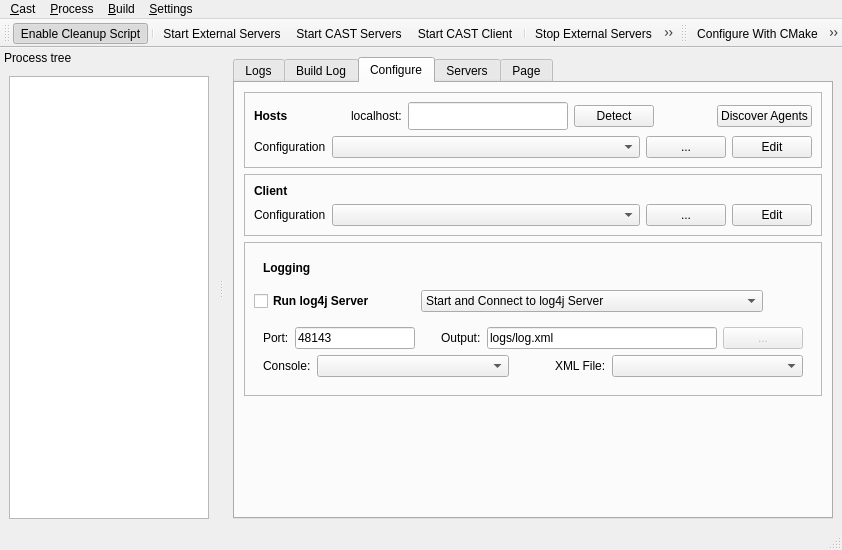
Qt form tools/castctrl/branches/feat-serverconfig/qtui/mainwindow.ui (marc-hanheide/cogx) before a commit.
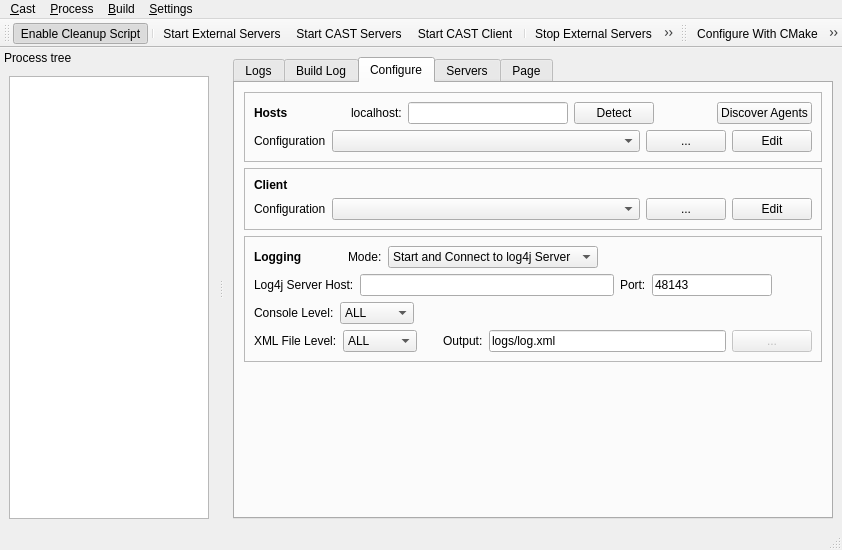
The same form after that commit. Icons and pictures are not drawn.

Commit message: log4j server can be started on a remote castagent from castctrl

The edit to the form file:
```diff
--- a/tools/castctrl/branches/feat-serverconfig/qtui/mainwindow.ui
+++ b/tools/castctrl/branches/feat-serverconfig/qtui/mainwindow.ui
@@ -204,9 +204,15 @@
           <attribute name="title">
            <string>Configure</string>
           </attribute>
-          <layout class="QVBoxLayout" name="verticalLayout_2">
+          <layout class="QVBoxLayout" name="verticalLayout_3">
            <item>
             <widget class="QFrame" name="frame_4">
+             <property name="sizePolicy">
+              <sizepolicy hsizetype="Minimum" vsizetype="Preferred">
+               <horstretch>0</horstretch>
+               <verstretch>0</verstretch>
+              </sizepolicy>
+             </property>
              <property name="frameShape">
               <enum>QFrame::StyledPanel</enum>
              </property>
@@ -236,7 +242,7 @@
                   </property>
                   <property name="sizeHint" stdset="0">
                    <size>
-                    <width>40</width>
+                    <width>20</width>
                     <height>20</height>
                    </size>
                   </property>
@@ -252,7 +258,7 @@
                 <item>
                  <widget class="QLineEdit" name="txtLocalHost">
                   <property name="sizePolicy">
-                   <sizepolicy hsizetype="Fixed" vsizetype="Fixed">
+                   <sizepolicy hsizetype="Fixed" vsizetype="Preferred">
                     <horstretch>0</horstretch>
                     <verstretch>0</verstretch>
                    </sizepolicy>
@@ -260,7 +266,7 @@
                   <property name="minimumSize">
                    <size>
                     <width>160</width>
-                    <height>28</height>
+                    <height>0</height>
                    </size>
                   </property>
                   <property name="text">
@@ -273,6 +279,12 @@
                 </item>
                 <item>
                  <widget class="QPushButton" name="btDetectLocalHost">
+                  <property name="sizePolicy">
+                   <sizepolicy hsizetype="Minimum" vsizetype="Preferred">
+                    <horstretch>0</horstretch>
+                    <verstretch>0</verstretch>
+                   </sizepolicy>
+                  </property>
                   <property name="toolTip">
                    <string>Detect the address of the local machine.</string>
                   </property>
@@ -288,7 +300,7 @@
                   </property>
                   <property name="sizeHint" stdset="0">
                    <size>
-                    <width>40</width>
+                    <width>20</width>
                     <height>20</height>
                    </size>
                   </property>
@@ -296,6 +308,12 @@
                 </item>
                 <item>
                  <widget class="QPushButton" name="btDiscoverRemote">
+                  <property name="sizePolicy">
+                   <sizepolicy hsizetype="Minimum" vsizetype="Preferred">
+                    <horstretch>0</horstretch>
+                    <verstretch>0</verstretch>
+                   </sizepolicy>
+                  </property>
                   <property name="toolTip">
                    <string>Discover CASTControl Agents on remote machines. See the Logs for results.</string>
                   </property>
@@ -318,7 +336,7 @@
                 <item>
                  <widget class="QComboBox" name="hostConfigCmbx">
                   <property name="sizePolicy">
-                   <sizepolicy hsizetype="Expanding" vsizetype="Fixed">
+                   <sizepolicy hsizetype="Expanding" vsizetype="Preferred">
                     <horstretch>4</horstretch>
                     <verstretch>0</verstretch>
                    </sizepolicy>
@@ -336,6 +354,12 @@
                 </item>
                 <item>
                  <widget class="QPushButton" name="btBrowseHostFile">
+                  <property name="sizePolicy">
+                   <sizepolicy hsizetype="Minimum" vsizetype="Preferred">
+                    <horstretch>0</horstretch>
+                    <verstretch>0</verstretch>
+                   </sizepolicy>
+                  </property>
                   <property name="text">
                    <string>...</string>
                   </property>
@@ -343,6 +367,12 @@
                 </item>
                 <item>
                  <widget class="QPushButton" name="btEditHostConfig">
+                  <property name="sizePolicy">
+                   <sizepolicy hsizetype="Minimum" vsizetype="Preferred">
+                    <horstretch>0</horstretch>
+                    <verstretch>0</verstretch>
+                   </sizepolicy>
+                  </property>
                   <property name="text">
                    <string>Edit</string>
                   </property>
@@ -355,6 +385,12 @@
            </item>
            <item>
             <widget class="QFrame" name="frame_11">
+             <property name="sizePolicy">
+              <sizepolicy hsizetype="Minimum" vsizetype="Preferred">
+               <horstretch>0</horstretch>
+               <verstretch>0</verstretch>
+              </sizepolicy>
+             </property>
              <property name="frameShape">
               <enum>QFrame::StyledPanel</enum>
              </property>
@@ -387,7 +423,7 @@
                 <item>
                  <widget class="QComboBox" name="clientConfigCmbx">
                   <property name="sizePolicy">
-                   <sizepolicy hsizetype="Expanding" vsizetype="Fixed">
+                   <sizepolicy hsizetype="Expanding" vsizetype="Preferred">
                     <horstretch>4</horstretch>
                     <verstretch>0</verstretch>
                    </sizepolicy>
@@ -405,6 +441,12 @@
                 </item>
                 <item>
                  <widget class="QPushButton" name="btBrowseCastFile">
+                  <property name="sizePolicy">
+                   <sizepolicy hsizetype="Minimum" vsizetype="Preferred">
+                    <horstretch>0</horstretch>
+                    <verstretch>0</verstretch>
+                   </sizepolicy>
+                  </property>
                   <property name="text">
                    <string>...</string>
                   </property>
@@ -412,6 +454,12 @@
                 </item>
                 <item>
                  <widget class="QPushButton" name="btEditClientConfig">
+                  <property name="sizePolicy">
+                   <sizepolicy hsizetype="Minimum" vsizetype="Preferred">
+                    <horstretch>0</horstretch>
+                    <verstretch>0</verstretch>
+                   </sizepolicy>
+                  </property>
                   <property name="text">
                    <string>Edit</string>
                   </property>
@@ -424,6 +472,12 @@
            </item>
            <item>
             <widget class="QFrame" name="frame_8">
+             <property name="sizePolicy">
+              <sizepolicy hsizetype="Minimum" vsizetype="Minimum">
+               <horstretch>0</horstretch>
+               <verstretch>0</verstretch>
+              </sizepolicy>
+             </property>
              <property name="minimumSize">
               <size>
                <width>0</width>
@@ -436,16 +490,9 @@
              <property name="frameShadow">
               <enum>QFrame::Raised</enum>
              </property>
-             <layout class="QVBoxLayout" name="verticalLayout_13">
+             <layout class="QVBoxLayout" name="verticalLayout_2">
               <item>
-               <widget class="QWidget" name="widget_7" native="true">
-                <property name="sizePolicy">
-                 <sizepolicy hsizetype="Preferred" vsizetype="Minimum">
-                  <horstretch>0</horstretch>
-                  <verstretch>0</verstretch>
-                 </sizepolicy>
-                </property>
-                <layout class="QVBoxLayout" name="verticalLayout_22">
+               <layout class="QHBoxLayout" name="horizontalLayout_4">
                  <item>
                   <widget class="QLabel" name="label_19">
                    <property name="font">
@@ -459,45 +506,14 @@
                    </property>
                   </widget>
                  </item>
-                </layout>
-               </widget>
-              </item>
               <item>
-               <widget class="QWidget" name="widget_2" native="true">
-                <layout class="QHBoxLayout" name="horizontalLayout_22">
-                 <property name="leftMargin">
-                  <number>0</number>
-                 </property>
-                 <property name="topMargin">
-                  <number>0</number>
-                 </property>
-                 <property name="bottomMargin">
-                  <number>0</number>
-                 </property>
-                 <item>
-                  <widget class="QCheckBox" name="ckRunLog4jServer">
-                   <property name="font">
-                    <font>
-                     <weight>75</weight>
-                     <bold>true</bold>
-                    </font>
-                   </property>
-                   <property name="toolTip">
-                    <string>Run log4j.SimpleSocketServer with External Servers</string>
-                   </property>
-                   <property name="text">
-                    <string>Run log4j Server</string>
-                   </property>
-                   <property name="checked">
-                    <bool>false</bool>
-                   </property>
-                  </widget>
-                 </item>
-                 <item>
-                  <spacer name="horizontalSpacer_23">
+                 <spacer name="horizontalSpacer_5">
                    <property name="orientation">
                     <enum>Qt::Horizontal</enum>
                    </property>
+                  <property name="sizeType">
+                   <enum>QSizePolicy::Fixed</enum>
+                  </property>
                    <property name="sizeHint" stdset="0">
                     <size>
                      <width>40</width>
@@ -507,10 +523,17 @@
                   </spacer>
                  </item>
                  <item>
-                  <widget class="QComboBox" name="comboBox">
+                 <widget class="QLabel" name="label_9">
+                  <property name="text">
+                   <string>Mode:</string>
+                  </property>
+                 </widget>
+                </item>
+                <item>
+                 <widget class="QComboBox" name="cbLog4jMode">
                    <property name="sizePolicy">
-                    <sizepolicy hsizetype="Expanding" vsizetype="Preferred">
-                     <horstretch>1</horstretch>
+                   <sizepolicy hsizetype="Preferred" vsizetype="Preferred">
+                    <horstretch>0</horstretch>
                      <verstretch>0</verstretch>
                     </sizepolicy>
                    </property>
@@ -532,32 +555,45 @@
                   </widget>
                  </item>
                  <item>
-                  <spacer name="horizontalSpacer_16">
+                 <spacer name="horizontalSpacer_4">
                    <property name="orientation">
                     <enum>Qt::Horizontal</enum>
                    </property>
                    <property name="sizeHint" stdset="0">
                     <size>
-                     <width>40</width>
+                    <width>20</width>
                      <height>20</height>
                     </size>
                    </property>
                   </spacer>
                  </item>
                 </layout>
-               </widget>
               </item>
-              <item>
-               <widget class="QWidget" name="log4jConfigPanel" native="true">
-                <property name="minimumSize">
-                 <size>
-                  <width>0</width>
-                  <height>0</height>
-                 </size>
-                </property>
-                <layout class="QVBoxLayout" name="verticalLayout_16">
                  <item>
                   <layout class="QHBoxLayout" name="horizontalLayout_17">
+                <item>
+                 <widget class="QLabel" name="label">
+                  <property name="font">
+                   <font>
+                    <weight>50</weight>
+                    <bold>false</bold>
+                   </font>
+                  </property>
+                  <property name="text">
+                   <string>Log4j Server Host:</string>
+                  </property>
+                 </widget>
+                </item>
+                <item>
+                 <widget class="QLineEdit" name="edLog4jServerHost">
+                  <property name="sizePolicy">
+                   <sizepolicy hsizetype="Expanding" vsizetype="Preferred">
+                    <horstretch>2</horstretch>
+                    <verstretch>0</verstretch>
+                   </sizepolicy>
+                  </property>
+                 </widget>
+                </item>
                    <item>
                     <widget class="QLabel" name="label_7">
                      <property name="text">
@@ -566,7 +602,13 @@
                     </widget>
                    </item>
                    <item>
-                    <widget class="QLineEdit" name="edLo4jServerPort">
+                 <widget class="QLineEdit" name="edLog4jServerPort">
+                  <property name="sizePolicy">
+                   <sizepolicy hsizetype="Expanding" vsizetype="Preferred">
+                    <horstretch>1</horstretch>
+                    <verstretch>0</verstretch>
+                   </sizepolicy>
+                  </property>
                      <property name="minimumSize">
                       <size>
                        <width>0</width>
@@ -592,44 +634,14 @@
                      <property name="orientation">
                       <enum>Qt::Horizontal</enum>
                      </property>
-                     <property name="sizeType">
-                      <enum>QSizePolicy::Fixed</enum>
-                     </property>
                      <property name="sizeHint" stdset="0">
                       <size>
-                       <width>20</width>
+                    <width>40</width>
                        <height>20</height>
                       </size>
                      </property>
                     </spacer>
                    </item>
-                   <item>
-                    <widget class="QLabel" name="label_11">
-                     <property name="text">
-                      <string>Output:</string>
-                     </property>
-                    </widget>
-                   </item>
-                   <item>
-                    <widget class="QLineEdit" name="edLog4jOutfile">
-                     <property name="text">
-                      <string>logs/log.xml</string>
-                     </property>
-                     <property name="maxLength">
-                      <number>256</number>
-                     </property>
-                    </widget>
-                   </item>
-                   <item>
-                    <widget class="QPushButton" name="btBrowseLog4jOutfile">
-                     <property name="enabled">
-                      <bool>false</bool>
-                     </property>
-                     <property name="text">
-                      <string>...</string>
-                     </property>
-                    </widget>
-                   </item>
                   </layout>
                  </item>
                  <item>
@@ -637,14 +649,14 @@
                    <item>
                     <widget class="QLabel" name="label_12">
                      <property name="text">
-                      <string>Console:</string>
+                   <string>Console Level:</string>
                      </property>
                     </widget>
                    </item>
                    <item>
                     <widget class="QComboBox" name="log4jConsoleLevelCmbx">
                      <property name="sizePolicy">
-                      <sizepolicy hsizetype="Expanding" vsizetype="Fixed">
+                   <sizepolicy hsizetype="Preferred" vsizetype="Preferred">
                        <horstretch>0</horstretch>
                        <verstretch>0</verstretch>
                       </sizepolicy>
@@ -658,6 +670,46 @@
                      <property name="statusTip">
                       <string>Player configuration file</string>
                      </property>
+                  <item>
+                   <property name="text">
+                    <string>ALL</string>
+                   </property>
+                  </item>
+                  <item>
+                   <property name="text">
+                    <string>TRACE</string>
+                   </property>
+                  </item>
+                  <item>
+                   <property name="text">
+                    <string>DEBUG</string>
+                   </property>
+                  </item>
+                  <item>
+                   <property name="text">
+                    <string>INFO</string>
+                   </property>
+                  </item>
+                  <item>
+                   <property name="text">
+                    <string>WARN</string>
+                   </property>
+                  </item>
+                  <item>
+                   <property name="text">
+                    <string>ERROR</string>
+                   </property>
+                  </item>
+                  <item>
+                   <property name="text">
+                    <string>FATAL</string>
+                   </property>
+                  </item>
+                  <item>
+                   <property name="text">
+                    <string>OFF</string>
+                   </property>
+                  </item>
                     </widget>
                    </item>
                    <item>
@@ -666,37 +718,136 @@
                       <enum>Qt::Horizontal</enum>
                      </property>
                      <property name="sizeType">
-                      <enum>QSizePolicy::Fixed</enum>
+                   <enum>QSizePolicy::Expanding</enum>
                      </property>
                      <property name="sizeHint" stdset="0">
                       <size>
-                       <width>40</width>
+                    <width>20</width>
                        <height>20</height>
                       </size>
                      </property>
                     </spacer>
                    </item>
+               </layout>
+              </item>
+              <item>
+               <layout class="QHBoxLayout" name="horizontalLayout_3">
                    <item>
                     <widget class="QLabel" name="label_16">
+                  <property name="sizePolicy">
+                   <sizepolicy hsizetype="Minimum" vsizetype="Preferred">
+                    <horstretch>0</horstretch>
+                    <verstretch>0</verstretch>
+                   </sizepolicy>
+                  </property>
                      <property name="text">
-                      <string>XML File:</string>
+                   <string>XML File Level:</string>
                      </property>
                     </widget>
                    </item>
                    <item>
                     <widget class="QComboBox" name="log4jFileLevelCmbx">
                      <property name="sizePolicy">
-                      <sizepolicy hsizetype="Expanding" vsizetype="Fixed">
+                   <sizepolicy hsizetype="Preferred" vsizetype="Preferred">
                        <horstretch>0</horstretch>
                        <verstretch>0</verstretch>
                       </sizepolicy>
                      </property>
-                    </widget>
-                   </item>
-                  </layout>
-                 </item>
-                </layout>
-               </widget>
+                  <item>
+                   <property name="text">
+                    <string>ALL</string>
+                   </property>
+                  </item>
+                  <item>
+                   <property name="text">
+                    <string>TRACE</string>
+                   </property>
+                  </item>
+                  <item>
+                   <property name="text">
+                    <string>DEBUG</string>
+                   </property>
+                  </item>
+                  <item>
+                   <property name="text">
+                    <string>INFO</string>
+                   </property>
+                  </item>
+                  <item>
+                   <property name="text">
+                    <string>WARN</string>
+                   </property>
+                  </item>
+                  <item>
+                   <property name="text">
+                    <string>ERROR</string>
+                   </property>
+                  </item>
+                  <item>
+                   <property name="text">
+                    <string>FATAL</string>
+                   </property>
+                  </item>
+                  <item>
+                   <property name="text">
+                    <string>OFF</string>
+                   </property>
+                  </item>
+                 </widget>
+                </item>
+                <item>
+                 <spacer name="horizontalSpacer_2">
+                  <property name="orientation">
+                   <enum>Qt::Horizontal</enum>
+                  </property>
+                  <property name="sizeHint" stdset="0">
+                   <size>
+                    <width>20</width>
+                    <height>20</height>
+                   </size>
+                  </property>
+                 </spacer>
+                </item>
+                <item>
+                 <widget class="QLabel" name="label_11">
+                  <property name="text">
+                   <string>Output:</string>
+                  </property>
+                 </widget>
+                </item>
+                <item>
+                 <widget class="QLineEdit" name="edLog4jOutfile">
+                  <property name="sizePolicy">
+                   <sizepolicy hsizetype="Expanding" vsizetype="Preferred">
+                    <horstretch>1</horstretch>
+                    <verstretch>0</verstretch>
+                   </sizepolicy>
+                  </property>
+                  <property name="text">
+                   <string>logs/log.xml</string>
+                  </property>
+                  <property name="maxLength">
+                   <number>256</number>
+                  </property>
+                 </widget>
+                </item>
+                <item>
+                 <widget class="QPushButton" name="btBrowseLog4jOutfile">
+                  <property name="enabled">
+                   <bool>false</bool>
+                  </property>
+                  <property name="sizePolicy">
+                   <sizepolicy hsizetype="Minimum" vsizetype="Preferred">
+                    <horstretch>0</horstretch>
+                    <verstretch>0</verstretch>
+                   </sizepolicy>
+                  </property>
+                  <property name="text">
+                   <string>...</string>
+                  </property>
+                 </widget>
+                </item>
+               </layout>
               </item>
              </layout>
             </widget>
@@ -709,7 +860,7 @@
              <property name="sizeHint" stdset="0">
               <size>
                <width>20</width>
-               <height>235</height>
+               <height>20</height>
               </size>
              </property>
             </spacer>
```
Left out of the diff: 4 changed lines with no effect on the pictures. Lines whose indentation alone changed are shown as unchanged. The commit also changes 5 other files.
